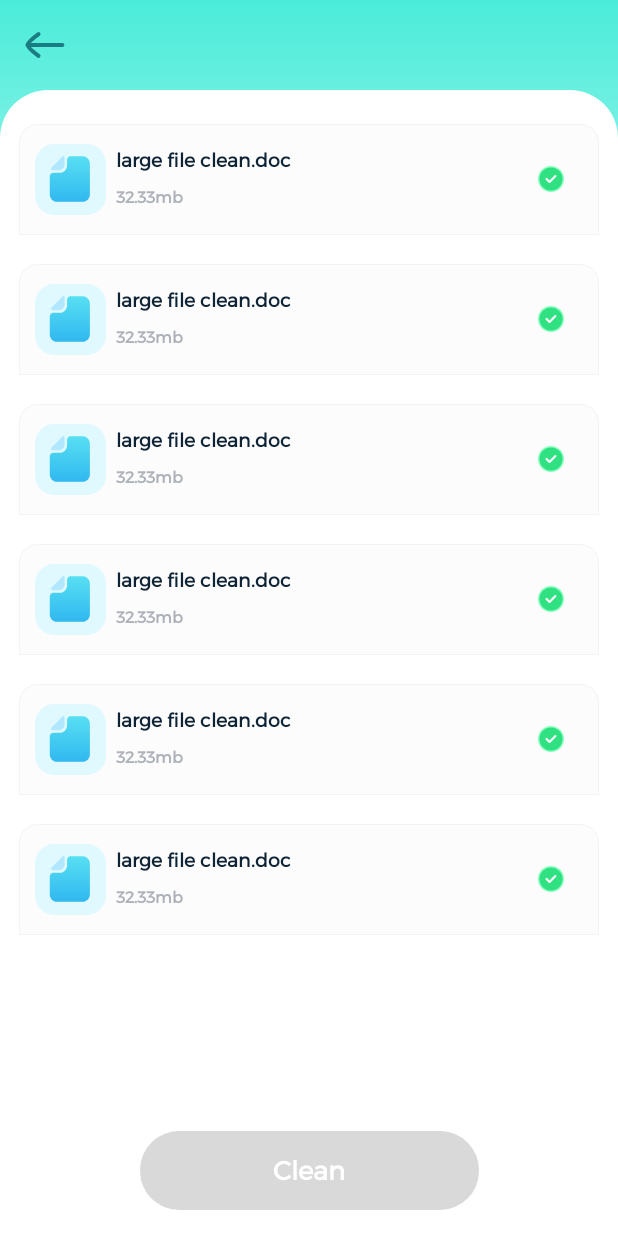
After one commit to Dale-jiang/OneClean, an Android app: the layout ac_duplicate_file_clean.xml on its own in the app's theme, with its tools: preview values and no code run, on a phone screen of 412 x 824 dp. The commit adds this screen. Run offline under Robolectric (Android 15) with nearby library versions, the phone set to English and light mode, and no system bars.

Commit message:
重复文件部分ui

```diff
--- a/app/src/main/AndroidManifest.xml
+++ b/app/src/main/AndroidManifest.xml
@@ -119,6 +119,10 @@
             android:configChanges="density|screenSize|keyboardHidden"
             android:screenOrientation="portrait" />
 
+        <activity
+            android:name=".ui.functions.duplicatefile.DuplicateFileCleanActivity"
+            android:configChanges="density|screenSize|keyboardHidden"
+            android:screenOrientation="portrait" />
 
         <service
             android:name=".ui.functions.notice.FrontNoticeService"
--- a/app/src/main/java/com/kk/newcleanx/ui/common/MainActivity.kt
+++ b/app/src/main/java/com/kk/newcleanx/ui/common/MainActivity.kt
@@ -41,6 +41,7 @@ import com.kk.newcleanx.ui.functions.appmanager.AppManagerActivity
 import com.kk.newcleanx.ui.functions.bigfile.BigFileCleanActivity
 import com.kk.newcleanx.ui.functions.clean.JunkScanningActivity
 import com.kk.newcleanx.ui.functions.deviceinfo.DeviceInfoActivity
+import com.kk.newcleanx.ui.functions.duplicatefile.DuplicateFileCleanActivity
 import com.kk.newcleanx.ui.functions.empty.EmptyFolderActivity
 import com.kk.newcleanx.utils.CommonUtils
 import com.kk.newcleanx.utils.CommonUtils.hasNotificationPermission
@@ -186,7 +187,7 @@ class MainActivity : AllFilePermissionActivity<AcMainBinding>() {
                 DUPLICATE_FILES_CLEAN -> {
                     requestAllFilePermission { success ->
                         if (success) {
-                            Toast.makeText(this, "DUPLICATE_FILES_CLEAN", Toast.LENGTH_LONG).show()
+                            DuplicateFileCleanActivity.start(this)
                         }
                     }
                 }
--- /dev/null
+++ b/app/src/main/java/com/kk/newcleanx/ui/functions/duplicatefile/DuplicateFileCleanActivity.kt
@@ -0,0 +1,94 @@
+package com.kk.newcleanx.ui.functions.duplicatefile
+
+import android.content.Context
+import android.content.Intent
+import android.os.Bundle
+import android.view.View
+import androidx.activity.viewModels
+import androidx.core.view.isVisible
+import androidx.lifecycle.Lifecycle
+import androidx.lifecycle.lifecycleScope
+import com.kk.newcleanx.R
+import com.kk.newcleanx.data.local.CleanType
+import com.kk.newcleanx.databinding.AcDuplicateFileCleanBinding
+import com.kk.newcleanx.ui.base.AllFilePermissionActivity
+import com.kk.newcleanx.ui.common.JunkCleanActivity
+import com.kk.newcleanx.ui.functions.admob.ADManager
+import com.kk.newcleanx.ui.functions.duplicatefile.vm.DuplicateFileCleanViewModel
+import com.kk.newcleanx.utils.tba.TbaHelper
+import kotlinx.coroutines.delay
+import kotlinx.coroutines.launch
+
+class DuplicateFileCleanActivity : AllFilePermissionActivity<AcDuplicateFileCleanBinding>() {
+
+    companion object {
+        fun start(context: Context) {
+            context.startActivity(Intent(context, DuplicateFileCleanActivity::class.java))
+        }
+    }
+
+    override fun topView(): View {
+        return binding.toolbar.root
+    }
+
+    private val viewModel by viewModels<DuplicateFileCleanViewModel>()
+
+    override fun onCreate(savedInstanceState: Bundle?) {
+        super.onCreate(savedInstanceState)
+
+        binding.apply {
+            toolbar.tvTitle.text = getString(R.string.duplicate_files)
+        //    recyclerView.adapter = adapter
+
+            startProgress(minWaitTime = 2000L) {
+                if (it >= 100) {
+                    showFullAd {
+                        clLoading.isVisible = false
+                        viewLottie.cancelAnimation()
+                    }
+                }
+            }
+            isCompleted = true
+
+            btnClean.setOnClickListener {
+                JunkCleanActivity.start(this@DuplicateFileCleanActivity, CleanType.EmptyFolderType)
+                finish()
+            }
+
+            ivScanBack.setOnClickListener {
+                finish()
+            }
+
+            toolbar.ivBack.setOnClickListener {
+                if (clLoading.isVisible) return@setOnClickListener
+                finish()
+            }
+        }
+
+
+    }
+
+
+    private fun showFullAd(b: () -> Unit) {
+
+        if (ADManager.isOverAdMax() || ADManager.isBlocked()) {
+            b.invoke()
+            return
+        }
+
+        // log : oc_scan_int
+        TbaHelper.eventPost("oc_ad_chance", hashMapOf("ad_pos_id" to "oc_scan_int"))
+        lifecycleScope.launch {
+            while (!lifecycle.currentState.isAtLeast(Lifecycle.State.RESUMED)) delay(200L)
+            if (ADManager.ocScanIntLoader.canShow(this@DuplicateFileCleanActivity)) {
+                ADManager.ocScanIntLoader.showFullScreenAd(this@DuplicateFileCleanActivity, "oc_scan_int") {
+                    b.invoke()
+                }
+            } else {
+                ADManager.ocScanIntLoader.loadAd(this@DuplicateFileCleanActivity)
+                b.invoke()
+            }
+        }
+    }
+
+}
--- /dev/null
+++ b/app/src/main/java/com/kk/newcleanx/ui/functions/duplicatefile/vm/DuplicateFileCleanViewModel.kt
@@ -0,0 +1,6 @@
+package com.kk.newcleanx.ui.functions.duplicatefile.vm
+
+import androidx.lifecycle.ViewModel
+
+class DuplicateFileCleanViewModel:ViewModel() {
+}
--- /dev/null
+++ b/app/src/main/res/drawable/shape_fcfcfc_r11.xml
@@ -0,0 +1,9 @@
+<?xml version="1.0" encoding="utf-8"?>
+<shape xmlns:android="http://schemas.android.com/apk/res/android">
+
+    <solid android:color="#fcfcfc" />
+    <stroke
+        android:width="0.5dp"
+        android:color="@color/color_f2f3f3" />
+
+</shape>
--- /dev/null
+++ b/app/src/main/res/drawable/shape_fcfcfc_r11_bottom.xml
@@ -0,0 +1,15 @@
+<?xml version="1.0" encoding="utf-8"?>
+<shape xmlns:android="http://schemas.android.com/apk/res/android">
+
+    <solid android:color="#fcfcfc" />
+    <stroke
+        android:width="0.5dp"
+        android:color="@color/color_f2f3f3" />
+    <corners
+        android:bottomLeftRadius="11dp"
+        android:bottomRightRadius="11dp"
+        android:topLeftRadius="0dp"
+        android:topRightRadius="0dp" />
+
+
+</shape>
--- /dev/null
+++ b/app/src/main/res/drawable/shape_fcfcfc_r11_top.xml
@@ -0,0 +1,15 @@
+<?xml version="1.0" encoding="utf-8"?>
+<shape xmlns:android="http://schemas.android.com/apk/res/android">
+
+    <solid android:color="#fcfcfc" />
+    <stroke
+        android:width="0.5dp"
+        android:color="@color/color_f2f3f3" />
+    <corners
+        android:bottomLeftRadius="0dp"
+        android:bottomRightRadius="0dp"
+        android:topLeftRadius="11dp"
+        android:topRightRadius="11dp" />
+
+
+</shape>
--- /dev/null
+++ b/app/src/main/res/drawable/svg_duplicate_file_clean_icon.xml
@@ -0,0 +1,27 @@
+<vector xmlns:android="http://schemas.android.com/apk/res/android"
+    xmlns:aapt="http://schemas.android.com/aapt"
+    android:width="44dp"
+    android:height="44dp"
+    android:viewportWidth="44"
+    android:viewportHeight="44">
+  <path
+      android:pathData="M4,0L40,0A4,4 0,0 1,44 4L44,40A4,4 0,0 1,40 44L4,44A4,4 0,0 1,0 40L0,4A4,4 0,0 1,4 0z"
+      android:fillColor="#DFF9FF"/>
+  <path
+      android:pathData="M10.063,14.789C9.548,15.316 9.9,16.229 10.614,16.229L14.99,16.229C16.821,16.229 18.338,14.635 18.338,12.694C18.351,11.473 18.351,9.777 18.351,8.324C18.351,7.592 17.511,7.206 17.009,7.72C15.191,9.571 11.918,12.887 10.063,14.789Z"
+      android:fillColor="#B2E8FF"/>
+  <path
+      android:pathData="M15.379,17.792C17.872,17.792 19.893,15.771 19.893,13.278V9.893C19.893,8.646 20.904,7.635 22.15,7.635H29.486C31.979,7.635 34,9.657 34,12.15V31.335C34,33.828 31.979,35.849 29.486,35.849H13.686C11.193,35.849 9.172,33.828 9.172,31.335V20.049C9.172,18.803 10.183,17.792 11.429,17.792H15.379Z">
+    <aapt:attr name="android:fillColor">
+      <gradient
+          android:startX="21.586"
+          android:startY="7.636"
+          android:endX="21.586"
+          android:endY="35.849"
+          android:type="linear">
+        <item android:offset="0" android:color="#FF58DFF2"/>
+        <item android:offset="1" android:color="#FF30B8F0"/>
+      </gradient>
+    </aapt:attr>
+  </path>
+</vector>
--- /dev/null
+++ b/app/src/main/res/layout/ac_duplicate_file_clean.xml
@@ -0,0 +1,144 @@
+<?xml version="1.0" encoding="utf-8"?>
+<androidx.constraintlayout.widget.ConstraintLayout xmlns:android="http://schemas.android.com/apk/res/android"
+    xmlns:app="http://schemas.android.com/apk/res-auto"
+    xmlns:tools="http://schemas.android.com/tools"
+    android:layout_width="match_parent"
+    android:layout_height="match_parent"
+    android:background="@color/white">
+
+    <View
+        android:id="@+id/view_bg"
+        android:layout_width="match_parent"
+        android:layout_height="328dp"
+        android:background="@drawable/shape_page_bg"
+        app:layout_constraintTop_toTopOf="parent" />
+
+    <include
+        android:id="@+id/toolbar"
+        layout="@layout/layout_toolbar" />
+
+    <FrameLayout
+        android:layout_width="match_parent"
+        android:layout_height="0dp"
+        android:background="@drawable/shape_big_file_clean_bg"
+        app:layout_constraintBottom_toBottomOf="parent"
+        app:layout_constraintTop_toBottomOf="@+id/toolbar">
+
+        <androidx.recyclerview.widget.RecyclerView
+            android:id="@+id/recycler_view"
+            android:layout_width="match_parent"
+            android:layout_height="match_parent"
+            android:layout_marginHorizontal="12dp"
+            android:layout_marginTop="21dp"
+            android:clipToPadding="false"
+            android:paddingBottom="75dp"
+            android:visibility="visible"
+            app:layoutManager="androidx.recyclerview.widget.LinearLayoutManager"
+            tools:itemCount="20"
+            tools:listitem="@layout/item_duplicate_file_clean" />
+
+        <androidx.appcompat.widget.AppCompatImageView
+            android:id="@+id/iv_empty"
+            android:layout_width="147dp"
+            android:layout_height="108dp"
+            android:layout_gravity="center"
+            android:visibility="gone"
+            app:srcCompat="@mipmap/ic_empty_folders_no_data" />
+
+    </FrameLayout>
+
+    <androidx.appcompat.widget.AppCompatTextView
+        android:id="@+id/btn_clean"
+        android:layout_width="wrap_content"
+        android:layout_height="49dp"
+        android:layout_marginBottom="16dp"
+        android:background="@drawable/shape_d9d9d9_r24"
+        android:fontFamily="@font/montserrat"
+        android:gravity="center"
+        android:minWidth="210dp"
+        android:text="@string/string_clean"
+        android:textColor="@color/white"
+        android:textSize="16sp"
+        android:textStyle="bold"
+        android:visibility="visible"
+        app:layout_constraintBottom_toBottomOf="parent"
+        app:layout_constraintEnd_toEndOf="parent"
+        app:layout_constraintStart_toStartOf="parent" />
+
+    <androidx.constraintlayout.widget.ConstraintLayout
+        android:id="@+id/cl_loading"
+        android:layout_width="match_parent"
+        android:layout_height="match_parent"
+        android:background="@color/color_f2f6fc"
+        android:visibility="visible"
+        tools:visibility="gone">
+
+        <View
+            android:layout_width="match_parent"
+            android:layout_height="0dp"
+            android:background="@drawable/shape_page_bg"
+            app:layout_constraintBottom_toBottomOf="parent"
+            app:layout_constraintTop_toTopOf="parent" />
+
+        <androidx.appcompat.widget.AppCompatImageView
+            android:id="@+id/iv_scan_back"
+            android:layout_width="wrap_content"
+            android:layout_height="wrap_content"
+            android:layout_marginStart="12dp"
+            android:layout_marginTop="45dp"
+            app:layout_constraintStart_toStartOf="parent"
+            app:layout_constraintTop_toTopOf="parent"
+            app:srcCompat="@drawable/iv_back" />
+
+        <androidx.appcompat.widget.AppCompatImageView
+            android:layout_width="match_parent"
+            android:layout_height="153dp"
+            android:layout_marginTop="40dp"
+            app:layout_constraintTop_toTopOf="parent"
+            app:srcCompat="@drawable/white_point" />
+
+        <View
+            android:id="@+id/view_circle"
+            android:layout_width="234dp"
+            android:layout_height="234dp"
+            android:layout_marginTop="160dp"
+            android:background="@drawable/shape_alpha_fff_circle"
+            app:layout_constraintEnd_toEndOf="parent"
+            app:layout_constraintStart_toStartOf="parent"
+            app:layout_constraintTop_toTopOf="parent" />
+
+
+        <com.airbnb.lottie.LottieAnimationView
+            android:id="@+id/view_lottie"
+            android:layout_width="234dp"
+            android:layout_height="234dp"
+            android:visibility="visible"
+            app:layout_constraintBottom_toBottomOf="@+id/view_circle"
+            app:layout_constraintEnd_toEndOf="parent"
+            app:layout_constraintStart_toStartOf="parent"
+            app:layout_constraintTop_toTopOf="@+id/view_circle"
+            app:lottie_autoPlay="true"
+            app:lottie_fileName="big_file_anim.json"
+            app:lottie_imageAssetsFolder="bigfile"
+            app:lottie_loop="true"
+            app:lottie_speed="1.6"
+            tools:visibility="visible" />
+
+        <androidx.appcompat.widget.AppCompatTextView
+            android:id="@+id/tv_tip"
+            android:layout_width="wrap_content"
+            android:layout_height="wrap_content"
+            android:layout_marginTop="18dp"
+            android:fontFamily="@font/montserrat"
+            android:includeFontPadding="false"
+            android:text="@string/string_scanning"
+            android:textColor="@color/color_1b8258"
+            android:textSize="16sp"
+            android:textStyle="bold"
+            app:layout_constraintEnd_toEndOf="parent"
+            app:layout_constraintStart_toStartOf="parent"
+            app:layout_constraintTop_toBottomOf="@+id/view_circle" />
+
+    </androidx.constraintlayout.widget.ConstraintLayout>
+
+</androidx.constraintlayout.widget.ConstraintLayout>
--- /dev/null
+++ b/app/src/main/res/layout/item_duplicate_file_clean.xml
@@ -0,0 +1,81 @@
+<?xml version="1.0" encoding="utf-8"?>
+<LinearLayout xmlns:android="http://schemas.android.com/apk/res/android"
+    xmlns:app="http://schemas.android.com/apk/res-auto"
+    xmlns:tools="http://schemas.android.com/tools"
+    android:layout_width="match_parent"
+    android:layout_height="wrap_content"
+    android:minHeight="69dp"
+    android:orientation="vertical">
+
+    <FrameLayout
+        android:layout_width="match_parent"
+        android:layout_height="wrap_content"
+        android:background="@drawable/shape_fcfcfc_r11_top"
+        android:minHeight="69dp">
+
+
+        <androidx.constraintlayout.utils.widget.ImageFilterView
+            android:id="@+id/iv_item"
+            android:layout_width="44dp"
+            android:layout_height="44dp"
+            android:layout_gravity="center_vertical"
+            android:layout_marginStart="10dp"
+            app:round="12dp"
+            app:srcCompat="@drawable/svg_duplicate_file_clean_icon" />
+
+        <androidx.appcompat.widget.LinearLayoutCompat
+            android:layout_width="match_parent"
+            android:layout_height="wrap_content"
+            android:layout_gravity="center_vertical"
+            android:layout_marginStart="60dp"
+            android:layout_marginEnd="35dp"
+            android:orientation="vertical">
+
+            <androidx.appcompat.widget.AppCompatTextView
+                android:id="@+id/tv_name"
+                android:layout_width="wrap_content"
+                android:layout_height="wrap_content"
+                android:ellipsize="end"
+                android:fontFamily="@font/montserrat"
+                android:includeFontPadding="false"
+                android:maxLines="2"
+                android:textColor="@color/color_ff0f2336"
+                android:textSize="12sp"
+                android:textStyle="bold"
+                tools:text="large file clean.doc" />
+
+            <androidx.appcompat.widget.AppCompatTextView
+                android:id="@+id/tv_size"
+                android:layout_width="wrap_content"
+                android:layout_height="wrap_content"
+                android:layout_marginTop="8dp"
+                android:ellipsize="end"
+                android:fontFamily="@font/montserrat"
+                android:maxLines="2"
+                android:textColor="@color/color_adb2ba"
+                android:textSize="10sp"
+                android:textStyle="bold"
+                tools:text="32.33mb"
+                tools:ignore="SmallSp" />
+
+
+        </androidx.appcompat.widget.LinearLayoutCompat>
+
+
+        <androidx.appcompat.widget.AppCompatImageView
+            android:id="@+id/iv_select"
+            android:layout_width="36dp"
+            android:layout_height="36dp"
+            android:layout_gravity="end|center_vertical"
+            android:layout_marginEnd="12dp"
+            android:padding="10dp"
+            android:src="@drawable/scanning_item_complete"
+            android:visibility="visible" />
+    </FrameLayout>
+
+    <Space
+        android:id="@+id/space"
+        android:layout_width="match_parent"
+        android:layout_height="18dp" />
+
+</LinearLayout>
--- a/app/src/main/res/values/strings.xml
+++ b/app/src/main/res/values/strings.xml
@@ -25,8 +25,8 @@
     <string name="string_scanning_stop_tip">Are you sure you want to exit the cleaning scan? The current scanning progress will be lost after exiting.</string>
     <string name="string_junk">Junk</string>
     <string name="clean_junk">Clean Junk</string>
-    <string name="how_to_do">How To Do</string>
-    <string name="make_sure_this_option_is_turned_on">Make sure this option is turned on.</string>
+    <string name="how_to_do">User Guide</string>
+    <string name="make_sure_this_option_is_turned_on">Please ensure this option is enabled.</string>
     <string name="got_it">GOT IT</string>
     <string name="clean_finished">Clean Finished !</string>
     <string name="string_continue">Continue</string>
```
